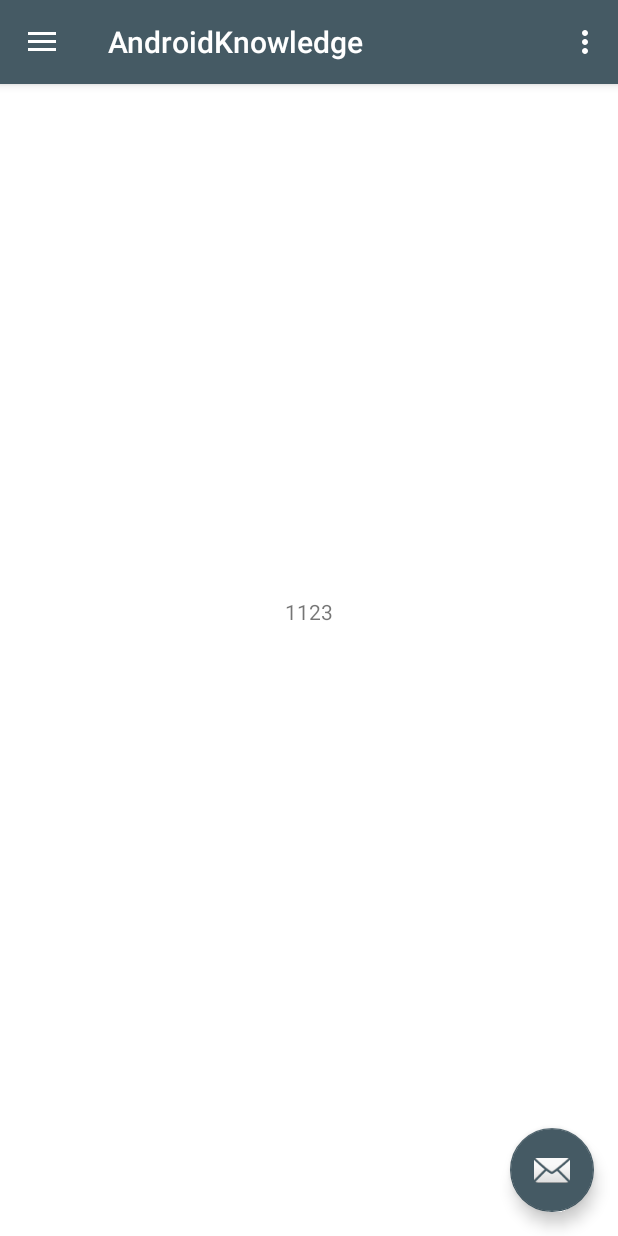
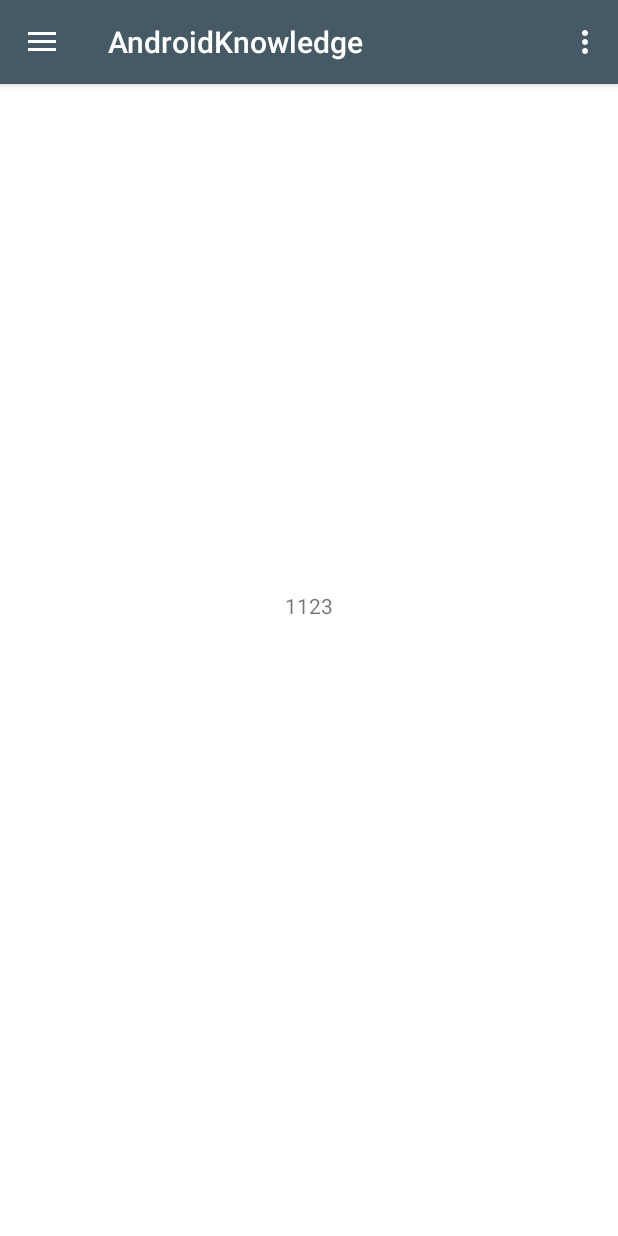
Before and after one commit to MumAroi/android-test, an Android app: the screen it shows after launch (LifecycleActivity), on a phone screen of 412 x 824 dp. Run offline under Robolectric (Android 15) with nearby library versions, the phone set to English and light mode, and no system bars.

Commit message:
android knowledge

```diff
--- a/AndroidKnowledge/app/src/main/java/com/example/paramas_wae/androidknowledge/lifecycleactivity/LifecycleActivity.java
+++ b/AndroidKnowledge/app/src/main/java/com/example/paramas_wae/androidknowledge/lifecycleactivity/LifecycleActivity.java
@@ -27,14 +27,14 @@ public class LifecycleActivity extends AppCompatActivity
         Toolbar toolbar = (Toolbar) findViewById(R.id.toolbar);
         setSupportActionBar(toolbar);
 
-        FloatingActionButton fab = (FloatingActionButton) findViewById(R.id.fab);
-        fab.setOnClickListener(new View.OnClickListener() {
-            @Override
-            public void onClick(View view) {
-                Snackbar.make(view, "Replace with your own action", Snackbar.LENGTH_LONG)
-                        .setAction("Action", null).show();
-            }
-        });
+//        FloatingActionButton fab = (FloatingActionButton) findViewById(R.id.fab);
+//        fab.setOnClickListener(new View.OnClickListener() {
+//            @Override
+//            public void onClick(View view) {
+//                Snackbar.make(view, "Replace with your own action", Snackbar.LENGTH_LONG)
+//                        .setAction("Action", null).show();
+//            }
+//        });
 
         DrawerLayout drawer = (DrawerLayout) findViewById(R.id.drawer_layout);
         ActionBarDrawerToggle toggle = new ActionBarDrawerToggle(
--- a/AndroidKnowledge/app/src/main/res/layout/activity_lifecycle.xml
+++ b/AndroidKnowledge/app/src/main/res/layout/activity_lifecycle.xml
@@ -37,13 +37,13 @@
             android:layout_width="match_parent"
             android:layout_height="match_parent" />
 
-        <android.support.design.widget.FloatingActionButton
-            android:id="@+id/fab"
-            android:layout_width="wrap_content"
-            android:layout_height="wrap_content"
-            android:layout_gravity="bottom|end"
-            android:layout_margin="@dimen/fab_margin"
-            app:srcCompat="@android:drawable/ic_dialog_email" />
+        <!--<android.support.design.widget.FloatingActionButton-->
+            <!--android:id="@+id/fab"-->
+            <!--android:layout_width="wrap_content"-->
+            <!--android:layout_height="wrap_content"-->
+            <!--android:layout_gravity="bottom|end"-->
+            <!--android:layout_margin="@dimen/fab_margin"-->
+            <!--app:srcCompat="@android:drawable/ic_dialog_email" />-->
     </android.support.design.widget.CoordinatorLayout>
 
     <android.support.design.widget.NavigationView
--- a/AndroidKnowledge/app/src/main/res/layout/fragment_lifecycle.xml
+++ b/AndroidKnowledge/app/src/main/res/layout/fragment_lifecycle.xml
@@ -3,7 +3,6 @@
     android:layout_width="match_parent"
     android:layout_height="match_parent"
     android:orientation="vertical"
-    android:clickable="true"
     tools:context="com.example.paramas_wae.androidknowledge.lifecycleactivity.LifecycleFragment">
 
     <LinearLayout
@@ -33,13 +32,19 @@
         android:layout_centerInParent="true"
         android:orientation="vertical">
 
-        <TextView
-            android:id="@+id/noTasksMain"
-            android:layout_width="wrap_content"
-            android:layout_height="wrap_content"
-            android:layout_gravity="center"
-            android:text="1123"
-            android:layout_marginBottom="8dp" />
+        <ScrollView
+            android:layout_width="match_parent"
+            android:layout_height="match_parent">
+
+            <TextView
+                android:id="@+id/noTasksMain"
+                android:layout_width="wrap_content"
+                android:layout_height="wrap_content"
+                android:layout_gravity="center"
+                android:layout_marginBottom="8dp"
+                android:text="1123" />
+        </ScrollView>
+
     </LinearLayout>
 
 </RelativeLayout>
--- a/AndroidKnowledge/app/src/main/res/values/styles.xml
+++ b/AndroidKnowledge/app/src/main/res/values/styles.xml
@@ -20,4 +20,5 @@
     </style>
     <style name="AppTheme.OverlapSystemBar" parent="Base.AppTheme" />
     <style name="Toolbar" parent="ThemeOverlay.AppCompat.Dark.ActionBar" />
+    <style name="AppTheme.PopupOverlay" parent="ThemeOverlay.AppCompat.Light" />
 </resources>
```
